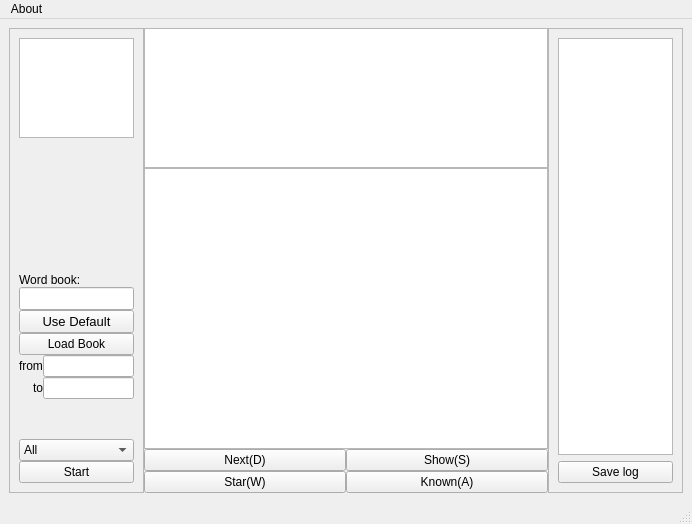
First picture: the form in hani3K.ui, repository hypan599/My3kWords, before the edit.
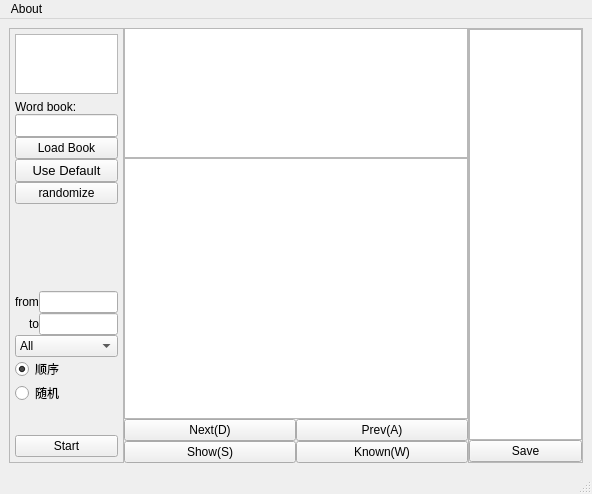
Second picture: the form after the edit.

What changed in the file:
```diff
--- a/hani3K.ui
+++ b/hani3K.ui
@@ -6,8 +6,8 @@
    <rect>
     <x>0</x>
     <y>0</y>
-    <width>692</width>
-    <height>524</height>
+    <width>592</width>
+    <height>494</height>
    </rect>
   </property>
   <property name="sizePolicy">
@@ -41,6 +41,18 @@
          <enum>QFrame::Raised</enum>
         </property>
         <layout class="QVBoxLayout" name="verticalLayout_10">
+         <property name="leftMargin">
+          <number>5</number>
+         </property>
+         <property name="topMargin">
+          <number>5</number>
+         </property>
+         <property name="rightMargin">
+          <number>5</number>
+         </property>
+         <property name="bottomMargin">
+          <number>5</number>
+         </property>
          <item>
           <widget class="QTextBrowser" name="book_info">
            <property name="sizePolicy">
@@ -52,29 +64,16 @@
            <property name="maximumSize">
             <size>
              <width>16777215</width>
-             <height>100</height>
+             <height>60</height>
             </size>
            </property>
            <property name="font">
             <font>
-             <pointsize>9</pointsize>
+             <pointsize>11</pointsize>
             </font>
            </property>
           </widget>
          </item>
-         <item>
-          <spacer name="verticalSpacer_2">
-           <property name="orientation">
-            <enum>Qt::Vertical</enum>
-           </property>
-           <property name="sizeHint" stdset="0">
-            <size>
-             <width>20</width>
-             <height>40</height>
-            </size>
-           </property>
-          </spacer>
-         </item>
          <item>
           <layout class="QVBoxLayout" name="verticalLayout_6">
            <property name="spacing">
@@ -106,18 +105,6 @@
                  </property>
                 </widget>
                </item>
-               <item>
-                <widget class="QPushButton" name="pushButton_2">
-                 <property name="font">
-                  <font>
-                   <pointsize>10</pointsize>
-                  </font>
-                 </property>
-                 <property name="text">
-                  <string>Use Default</string>
-                 </property>
-                </widget>
-               </item>
                <item>
                 <widget class="QPushButton" name="load_btn">
                  <property name="text">
@@ -125,10 +112,42 @@
                  </property>
                 </widget>
                </item>
+               <item>
+                <widget class="QPushButton" name="pushButton_2">
+                 <property name="font">
+                  <font>
+                   <pointsize>10</pointsize>
+                  </font>
+                 </property>
+                 <property name="text">
+                  <string>Use Default</string>
+                 </property>
+                </widget>
+               </item>
+               <item>
+                <widget class="QPushButton" name="pushButton_3">
+                 <property name="text">
+                  <string>randomize</string>
+                 </property>
+                </widget>
+               </item>
               </layout>
              </item>
             </layout>
            </item>
+           <item>
+            <spacer name="verticalSpacer_2">
+             <property name="orientation">
+              <enum>Qt::Vertical</enum>
+             </property>
+             <property name="sizeHint" stdset="0">
+              <size>
+               <width>20</width>
+               <height>40</height>
+              </size>
+             </property>
+            </spacer>
+           </item>
            <item>
             <layout class="QHBoxLayout" name="horizontalLayout_4">
              <property name="spacing">
@@ -170,19 +189,6 @@
              </item>
             </layout>
            </item>
-           <item>
-            <spacer name="verticalSpacer">
-             <property name="orientation">
-              <enum>Qt::Vertical</enum>
-             </property>
-             <property name="sizeHint" stdset="0">
-              <size>
-               <width>20</width>
-               <height>40</height>
-              </size>
-             </property>
-            </spacer>
-           </item>
            <item>
             <widget class="QComboBox" name="learn_type">
              <item>
@@ -202,6 +208,39 @@
              </item>
             </widget>
            </item>
+           <item>
+            <widget class="QRadioButton" name="order_button">
+             <property name="text">
+              <string>顺序</string>
+             </property>
+             <property name="checked">
+              <bool>true</bool>
+             </property>
+            </widget>
+           </item>
+           <item>
+            <widget class="QRadioButton" name="random_button">
+             <property name="text">
+              <string>随机</string>
+             </property>
+            </widget>
+           </item>
+           <item>
+            <spacer name="verticalSpacer">
+             <property name="orientation">
+              <enum>Qt::Vertical</enum>
+             </property>
+             <property name="sizeType">
+              <enum>QSizePolicy::Maximum</enum>
+             </property>
+             <property name="sizeHint" stdset="0">
+              <size>
+               <width>20</width>
+               <height>30</height>
+              </size>
+             </property>
+            </spacer>
+           </item>
            <item>
             <widget class="QPushButton" name="pushButton">
              <property name="text">
@@ -218,8 +257,17 @@
        <layout class="QVBoxLayout" name="verticalLayout_3">
         <item>
          <layout class="QVBoxLayout" name="verticalLayout_2" stretch="1,2">
+          <property name="spacing">
+           <number>0</number>
+          </property>
           <item>
-           <widget class="QTextBrowser" name="word_bsr"/>
+           <widget class="QTextBrowser" name="word_bsr">
+            <property name="font">
+             <font>
+              <pointsize>20</pointsize>
+             </font>
+            </property>
+           </widget>
           </item>
           <item>
            <widget class="QTextBrowser" name="meaning_bsr"/>
@@ -241,27 +289,27 @@
              </widget>
             </item>
             <item>
+             <widget class="QPushButton" name="prev_btn">
+              <property name="text">
+               <string>Prev(A)</string>
+              </property>
+             </widget>
+            </item>
+           </layout>
+          </item>
+          <item>
+           <layout class="QHBoxLayout" name="horizontalLayout_2">
+            <item>
              <widget class="QPushButton" name="show_btn">
               <property name="text">
                <string>Show(S)</string>
               </property>
              </widget>
             </item>
-           </layout>
-          </item>
-          <item>
-           <layout class="QHBoxLayout" name="horizontalLayout_2">
-            <item>
-             <widget class="QPushButton" name="star_btn">
-              <property name="text">
-               <string>Star(W)</string>
-              </property>
-             </widget>
-            </item>
             <item>
              <widget class="QPushButton" name="known_btn">
               <property name="text">
-               <string>Known(A)</string>
+               <string>Known(W)</string>
               </property>
              </widget>
             </item>
@@ -280,13 +328,28 @@
          <enum>QFrame::Raised</enum>
         </property>
         <layout class="QVBoxLayout" name="verticalLayout_7">
-         <item>
+         <property name="spacing">
+          <number>0</number>
+         </property>
+         <property name="leftMargin">
+          <number>0</number>
+         </property>
+         <property name="topMargin">
+          <number>0</number>
+         </property>
+         <property name="rightMargin">
+          <number>0</number>
+         </property>
+         <property name="bottomMargin">
+          <number>0</number>
+         </property>
+         <item alignment="Qt::AlignLeft">
           <widget class="QTextBrowser" name="log_bsr"/>
          </item>
          <item>
           <widget class="QPushButton" name="save_log_btn">
            <property name="text">
-            <string>Save log</string>
+            <string>Save</string>
            </property>
           </widget>
          </item>
@@ -302,7 +365,7 @@
     <rect>
      <x>0</x>
      <y>0</y>
-     <width>692</width>
+     <width>592</width>
      <height>22</height>
     </rect>
    </property>
```
Left out of the diff: 84 changed lines with no effect on the pictures.
